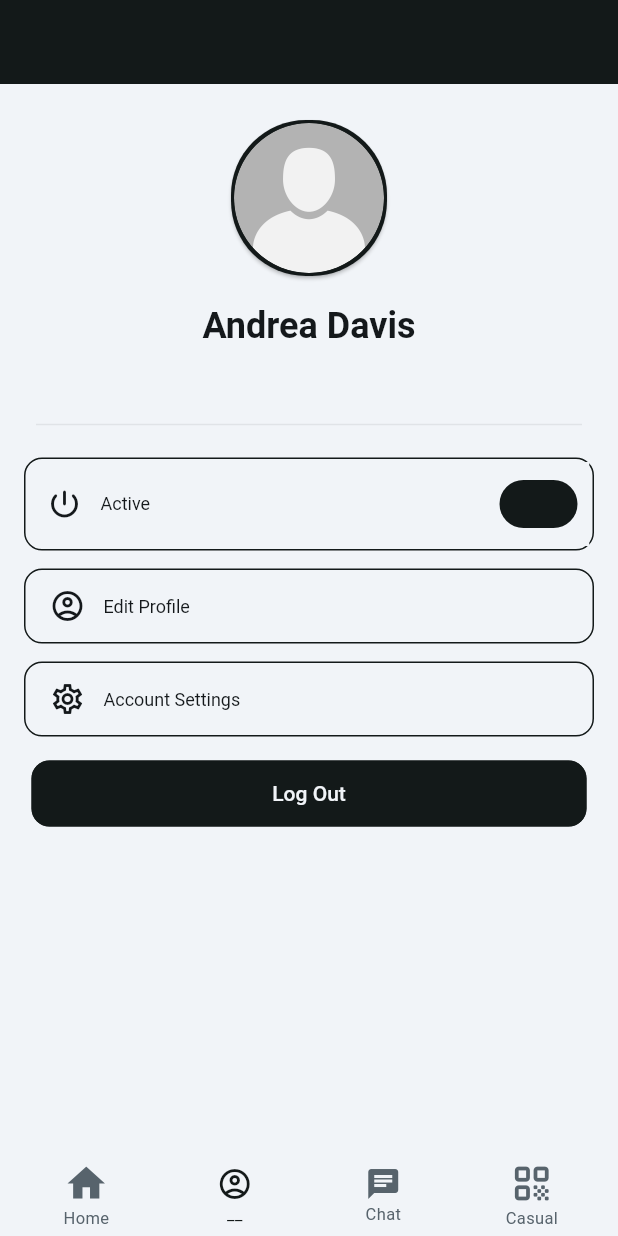
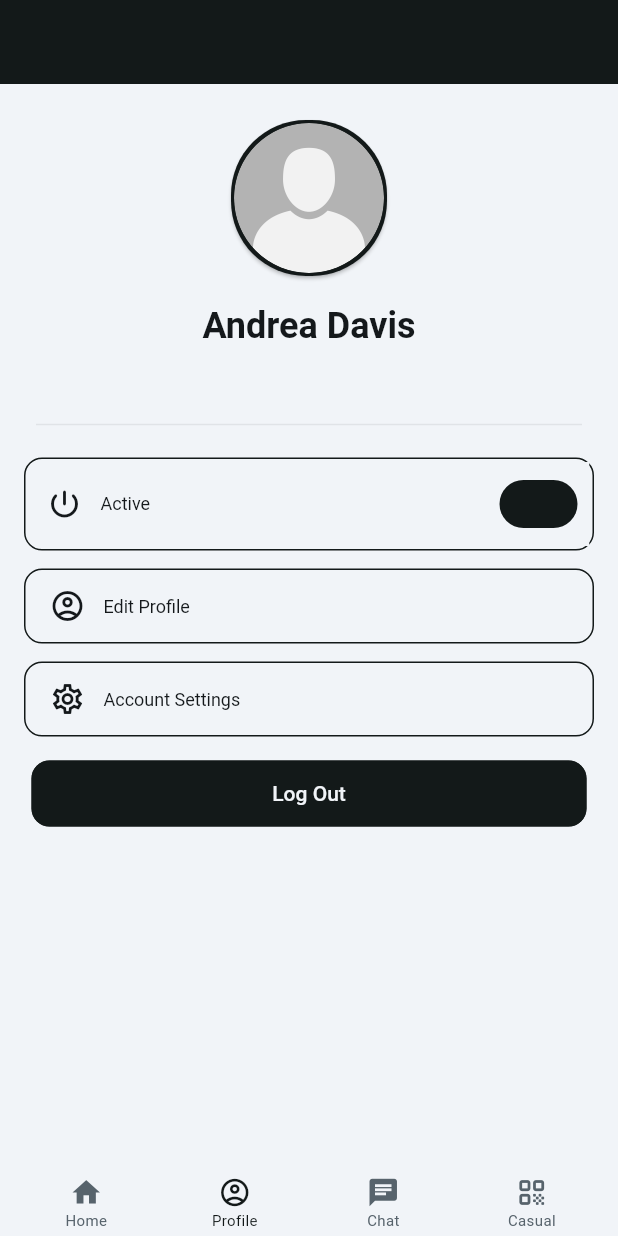
Before and after one commit to lordalex/new_attendant, a Flutter app: the NavBarPage screen opened by its route, item 2 of the bottom bar chosen, on a phone screen of 412 x 824 dp. Run offline on Flutter 3.47's test engine with Material 3 defaults, Android fonts, the phone set to English and light mode, and no system bars; drawn by our look-alikes of auto_size_text, floating_bottom_navigation_bar, flutter_animate; our stand-ins replace badges, barcode_widget, easy_debounce, file_picker, firebase_auth, firebase_core and 16 more; missing offline and left inert: json_path, mime_type, styled_divider; accounts and stored records are empty; network calls fail; statements that could not run were skipped; key blocks and very long unbroken strings in the code were emptied for the run.

Commit message:
Add session validation and remove web platform
- Add validateFirebaseSession() to check token validity on app startup
- Auto sign out if Firebase token is expired or user is deleted/disabled
- Fix FloatingNavbar overflow by reducing icon/text sizes
- Remove web platform support (iOS/Android only)
- Remove web-only imports (flutter_web_plugins)
- Add CLAUDE.md project documentation

🤖 Generated with [Claude Code](https://claude.com/claude-code)

Co-Authored-By: Claude <noreply@anthropic.com>

```diff
--- a/lib/main.dart
+++ b/lib/main.dart
@@ -3,7 +3,6 @@ import 'package:flutter/gestures.dart';
 import 'package:flutter/material.dart';
 
 import 'package:flutter_localizations/flutter_localizations.dart';
-import 'package:flutter_web_plugins/url_strategy.dart';
 import 'package:firebase_core/firebase_core.dart';
 import 'auth/firebase_auth/firebase_user_provider.dart';
 import 'auth/firebase_auth/auth_util.dart';
@@ -19,9 +18,11 @@ import 'index.dart';
 void main() async {
   WidgetsFlutterBinding.ensureInitialized();
   GoRouter.optionURLReflectsImperativeAPIs = true;
-  usePathUrlStrategy();
 
   await initFirebase();
+
+  // Validate existing session - auto signs out if invalid
+  await validateFirebaseSession();
 
   final appState = FFAppState(); // Initialize FFAppState
   await appState.initializePersistedState();
@@ -33,6 +34,8 @@ void main() async {
 }
 
 class MyApp extends StatefulWidget {
+  const MyApp({super.key});
+
   // This widget is the root of your application.
   @override
   State<MyApp> createState() => _MyAppState();
@@ -73,7 +76,7 @@ class _MyAppState extends State<MyApp> {
       });
     jwtTokenStream.listen((_) {});
     Future.delayed(
-      Duration(milliseconds: 1000),
+      const Duration(milliseconds: 1000),
       () => _appStateNotifier.stopShowingSplashImage(),
     );
   }
@@ -87,7 +90,7 @@ class _MyAppState extends State<MyApp> {
     return MaterialApp.router(
       debugShowCheckedModeBanner: false,
       title: 'KNEXATTENDANT',
-      localizationsDelegates: [
+      localizationsDelegates: const [
         GlobalMaterialLocalizations.delegate,
         GlobalWidgetsLocalizations.delegate,
         GlobalCupertinoLocalizations.delegate,
@@ -96,7 +99,7 @@ class _MyAppState extends State<MyApp> {
       theme: ThemeData(
         brightness: Brightness.light,
         scrollbarTheme: ScrollbarThemeData(
-          thumbVisibility: MaterialStateProperty.all(false),
+          thumbVisibility: WidgetStateProperty.all(false),
         ),
       ),
       themeMode: _themeMode,
@@ -106,12 +109,12 @@ class _MyAppState extends State<MyApp> {
 }
 
 class NavBarPage extends StatefulWidget {
-  NavBarPage({
-    Key? key,
+  const NavBarPage({
+    super.key,
     this.initialPage,
     this.page,
     this.disableResizeToAvoidBottomInset = false,
-  }) : super(key: key);
+  });
 
   final String? initialPage;
   final Widget? page;
@@ -136,10 +139,10 @@ class _NavBarPageState extends State<NavBarPage> {
   @override
   Widget build(BuildContext context) {
     final tabs = {
-      'HomePage': HomePageWidget(),
-      'Profile': ProfileWidget(),
-      'chatPage': ChatPageWidget(),
-      'QRCode': QRCodeWidget(),
+      'HomePage': const HomePageWidget(),
+      'Profile': const ProfileWidget(),
+      'chatPage': const ChatPageWidget(),
+      'QRCode': const QRCodeWidget(),
     };
     final currentIndex = tabs.keys.toList().indexOf(_currentPageName);
 
@@ -153,7 +156,8 @@ class _NavBarPageState extends State<NavBarPage> {
               .removeViewPadding(removeBottom: true),
           child: _currentPage ?? tabs[_currentPageName]!),
       extendBody: true,
-      bottomNavigationBar: FloatingNavbar(
+      bottomNavigationBar: SafeArea(
+        child: FloatingNavbar(
         currentIndex: currentIndex,
         onTap: (i) => safeSetState(() {
           _currentPage = null;
@@ -162,24 +166,25 @@ class _NavBarPageState extends State<NavBarPage> {
         backgroundColor: FlutterFlowTheme.of(context).primaryBackground,
         selectedItemColor: FlutterFlowTheme.of(context).primary,
         unselectedItemColor: FlutterFlowTheme.of(context).secondaryText,
-        selectedBackgroundColor: Color(0x00000000),
+        selectedBackgroundColor: const Color(0x00000000),
         borderRadius: 8.0,
         itemBorderRadius: 8.0,
-        margin: EdgeInsetsDirectional.fromSTEB(0.0, 0.0, 0.0, 0.0),
-        padding: EdgeInsetsDirectional.fromSTEB(0.0, 0.0, 0.0, 0.0),
+        margin: const EdgeInsetsDirectional.fromSTEB(0.0, 0.0, 0.0, 0.0),
+        padding: const EdgeInsetsDirectional.fromSTEB(0.0, 0.0, 0.0, 0.0),
         width: double.infinity,
         elevation: 0.0,
         items: [
           FloatingNavbarItem(
             customWidget: Column(
               mainAxisAlignment: MainAxisAlignment.center,
+              mainAxisSize: MainAxisSize.min,
               children: [
                 Icon(
-                  currentIndex == 0 ? Icons.home : Icons.home,
+                  Icons.home,
                   color: currentIndex == 0
                       ? FlutterFlowTheme.of(context).primary
                       : FlutterFlowTheme.of(context).secondaryText,
-                  size: currentIndex == 0 ? 30.0 : 30.0,
+                  size: 22.0,
                 ),
                 Text(
                   'Home',
@@ -188,7 +193,7 @@ class _NavBarPageState extends State<NavBarPage> {
                     color: currentIndex == 0
                         ? FlutterFlowTheme.of(context).primary
                         : FlutterFlowTheme.of(context).secondaryText,
-                    fontSize: 11.0,
+                    fontSize: 10.0,
                   ),
                 ),
               ],
@@ -197,22 +202,23 @@ class _NavBarPageState extends State<NavBarPage> {
           FloatingNavbarItem(
             customWidget: Column(
               mainAxisAlignment: MainAxisAlignment.center,
+              mainAxisSize: MainAxisSize.min,
               children: [
                 Icon(
                   Icons.account_circle_outlined,
                   color: currentIndex == 1
                       ? FlutterFlowTheme.of(context).primary
                       : FlutterFlowTheme.of(context).secondaryText,
-                  size: 24.0,
+                  size: 22.0,
                 ),
                 Text(
-                  '__',
+                  'Profile',
                   overflow: TextOverflow.ellipsis,
                   style: TextStyle(
                     color: currentIndex == 1
                         ? FlutterFlowTheme.of(context).primary
                         : FlutterFlowTheme.of(context).secondaryText,
-                    fontSize: 11.0,
+                    fontSize: 10.0,
                   ),
                 ),
               ],
@@ -221,13 +227,14 @@ class _NavBarPageState extends State<NavBarPage> {
           FloatingNavbarItem(
             customWidget: Column(
               mainAxisAlignment: MainAxisAlignment.center,
+              mainAxisSize: MainAxisSize.min,
               children: [
                 Icon(
                   Icons.chat,
                   color: currentIndex == 2
                       ? FlutterFlowTheme.of(context).primary
                       : FlutterFlowTheme.of(context).secondaryText,
-                  size: 24.0,
+                  size: 22.0,
                 ),
                 Text(
                   'Chat',
@@ -236,7 +243,7 @@ class _NavBarPageState extends State<NavBarPage> {
                     color: currentIndex == 2
                         ? FlutterFlowTheme.of(context).primary
                         : FlutterFlowTheme.of(context).secondaryText,
-                    fontSize: 11.0,
+                    fontSize: 10.0,
                   ),
                 ),
               ],
@@ -245,15 +252,14 @@ class _NavBarPageState extends State<NavBarPage> {
           FloatingNavbarItem(
             customWidget: Column(
               mainAxisAlignment: MainAxisAlignment.center,
+              mainAxisSize: MainAxisSize.min,
               children: [
                 Icon(
-                  currentIndex == 3
-                      ? Icons.qr_code_rounded
-                      : Icons.qr_code_rounded,
+                  Icons.qr_code_rounded,
                   color: currentIndex == 3
                       ? FlutterFlowTheme.of(context).primary
                       : FlutterFlowTheme.of(context).secondaryText,
-                  size: currentIndex == 3 ? 32.0 : 30.0,
+                  size: 22.0,
                 ),
                 Text(
                   'Casual',
@@ -262,7 +268,7 @@ class _NavBarPageState extends State<NavBarPage> {
                     color: currentIndex == 3
                         ? FlutterFlowTheme.of(context).primary
                         : FlutterFlowTheme.of(context).secondaryText,
-                    fontSize: 11.0,
+                    fontSize: 10.0,
                   ),
                 ),
               ],
@@ -270,6 +276,7 @@ class _NavBarPageState extends State<NavBarPage> {
           )
         ],
       ),
+      ),
     );
   }
 }
```
Also changed, not shown: lib/auth/firebase_auth/firebase_user_provider.dart (+24 -0 lines), 8 other files.
